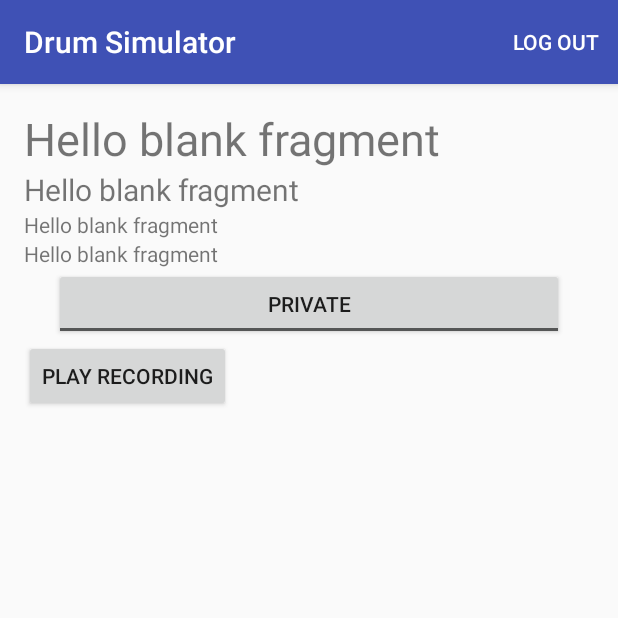
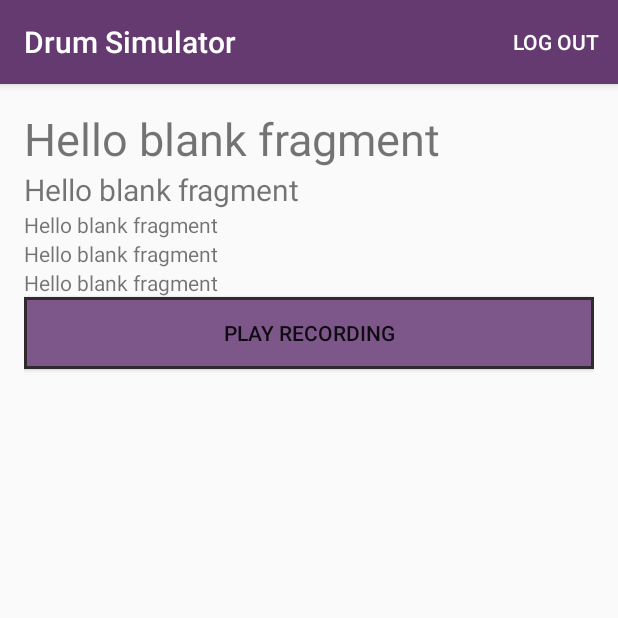
Before and after one commit to paulzander321/TCSS450DrumProject, an Android app: the fragment RecordingDetailFragment placed in its activity, on a phone screen of 412 x 824 dp, the top half of it. Run offline under Robolectric (Android 15) with nearby library versions, the phone set to English and light mode, and no system bars.

Commit message:
Added some styling to front page.

```diff
--- a/app/src/main/java/edu/uw/tacoma/zanderp/tcss450drumproject/view/RecordingDetailFragment.java
+++ b/app/src/main/java/edu/uw/tacoma/zanderp/tcss450drumproject/view/RecordingDetailFragment.java
@@ -28,7 +28,7 @@ public class RecordingDetailFragment extends Fragment {
     private TextView mRecordingNameTextView;
     private TextView mRecordingCreatorTextView;
     private TextView mRecordingTotalLengthTextView;
-    private ToggleButton mSharedStatusTextView;
+    private TextView mSharedStatusTextView;
     private TextView mTimeCreatedTextView;
     private Button mPlayButton;
 
@@ -57,7 +57,7 @@ public class RecordingDetailFragment extends Fragment {
         mRecordingNameTextView = (TextView) view.findViewById(R.id.recording_detail_name);
         mRecordingCreatorTextView = (TextView) view.findViewById(R.id.recording_detail_creator);
         mRecordingTotalLengthTextView = (TextView) view.findViewById(R.id.recording_detail_total_time);
-        mSharedStatusTextView = (ToggleButton) view.findViewById(R.id.recording_detail_shared);
+        mSharedStatusTextView = (TextView) view.findViewById(R.id.recording_detail_shared);
         mTimeCreatedTextView = (TextView) view.findViewById(R.id.recording_detail_time_created);
         mPlayButton = (Button) view.findViewById(R.id.play_recording);
         mPlayButton.setOnClickListener(new View.OnClickListener() {
@@ -88,7 +88,7 @@ public class RecordingDetailFragment extends Fragment {
         mRecordingNameTextView.setText(recording.getmName());
         mRecordingCreatorTextView.setText(recording.getmCreator());
         mRecordingTotalLengthTextView.setText(recording.getTotalTime().toString());
-        mSharedStatusTextView.setChecked(recording.ismIsShared());
+        mSharedStatusTextView.setText(recording.ismIsShared() ? "Sharing ON" : "Sharing OFF");
         mTimeCreatedTextView.setText(recording.getmCreationTime().toString());
     }
 
--- /dev/null
+++ b/app/src/main/res/drawable/button_pressed_shape.xml
@@ -0,0 +1,13 @@
+<?xml version="1.0" encoding="utf-8"?>
+<shape xmlns:android="http://schemas.android.com/apk/res/android"
+    android:shape="rectangle">
+    <solid android:color="@color/colorPrimaryGray" />
+    <stroke
+        android:width="2dp"
+        android:color="@color/colorPrimaryDark" />
+    <padding
+        android:bottom="0dp"
+        android:left="0dp"
+        android:right="0dp"
+        android:top="0dp" />
+</shape>
--- /dev/null
+++ b/app/src/main/res/drawable/button_shape.xml
@@ -0,0 +1,14 @@
+<?xml version="1.0" encoding="utf-8"?>
+<shape xmlns:android="http://schemas.android.com/apk/res/android"
+    android:shape="rectangle">
+    <solid android:color="@color/colorPrimaryLightPurple" />
+    <stroke
+        android:width="2dp"
+        android:color="@color/colorPrimaryDark" />
+    <padding
+        android:bottom="0dp"
+        android:left="0dp"
+        android:right="0dp"
+        android:top="0dp" />
+
+</shape>
--- /dev/null
+++ b/app/src/main/res/drawable/common_button.xml
@@ -0,0 +1,5 @@
+<?xml version="1.0" encoding="utf-8"?>
+<selector xmlns:android="http://schemas.android.com/apk/res/android">
+    <item android:drawable="@drawable/button_pressed_shape" android:state_pressed="true" />
+    <item android:drawable="@drawable/button_shape" />
+</selector>
--- a/app/src/main/res/layout/fragment_recording_detail.xml
+++ b/app/src/main/res/layout/fragment_recording_detail.xml
@@ -31,22 +31,17 @@
         android:layout_height="wrap_content"
         android:text="@string/hello_blank_fragment"/>
 
-    <ToggleButton
+    <TextView
         android:id="@+id/recording_detail_shared"
-        android:layout_gravity="center"
-        android:textOff="@string/recording_private"
-        android:textOn="@string/recording_shared"
-        android:layout_marginEnd="20dp"
-        android:layout_marginRight="20dp"
-        android:layout_marginLeft="20dp"
-        android:layout_marginStart="20dp"
         android:layout_width="match_parent"
-        android:layout_height="wrap_content" />
+        android:layout_height="wrap_content"
+        android:text="@string/hello_blank_fragment"/>
 
     <Button
         android:id="@+id/play_recording"
         android:text="@string/play_recording"
-        android:layout_width="wrap_content"
+        android:background="@drawable/common_button"
+        android:layout_width="match_parent"
         android:layout_height="wrap_content" />
 
 
--- a/app/src/main/res/values/colors.xml
+++ b/app/src/main/res/values/colors.xml
@@ -1,6 +1,15 @@
 <?xml version="1.0" encoding="utf-8"?>
 <resources>
-    <color name="colorPrimary">#3F51B5</color>
-    <color name="colorPrimaryDark">#303F9F</color>
-    <color name="colorAccent">#FF4081</color>
+    <!--<color name="colorPrimary">#3F51B5</color>-->
+    <!--<color name="colorPrimaryDark">#303F9F</color>-->
+    <!--<color name="colorAccent">#FF4081</color>-->
+
+    <color name="colorPrimaryDark">#30292f</color>
+    <color name="colorPrimaryGray">#565264</color>
+    <color name="colorPrimaryPurple">#643a71</color>
+    <color name="colorPrimaryLightPurple">#7d5789</color>
+    <color name="colorPrimaryBluish">#6DA34D</color>
+
+    <color name="colorWhite">#FFFFFF</color>
+    <color name="colorBlack">#BB000000</color>
 </resources>
--- a/app/src/main/res/values/styles.xml
+++ b/app/src/main/res/values/styles.xml
@@ -1,11 +1,12 @@
-<resources>
+<resources xmlns:android="http://schemas.android.com/apk/res/android">
 
     <!-- Base application theme. -->
     <style name="AppTheme" parent="Theme.AppCompat.Light.DarkActionBar">
         <!-- Customize your theme here. -->
-        <item name="colorPrimary">@color/colorPrimary</item>
+        <item name="colorPrimary">@color/colorPrimaryPurple</item>
         <item name="colorPrimaryDark">@color/colorPrimaryDark</item>
-        <item name="colorAccent">@color/colorAccent</item>
+        <item name="colorAccent">@color/colorPrimaryGray</item>
+        <!--<item name="android:background">@color/colorPrimaryLightPurple</item>-->
     </style>
 
     <style name="AppTheme.NoActionBar">
@@ -17,4 +18,12 @@
 
     <style name="AppTheme.PopupOverlay" parent="ThemeOverlay.AppCompat.Light" />
 
+    <style name="MainScreenButton">
+        <item name="android:textSize">30sp</item>
+        <item name="android:layout_width">match_parent</item>
+        <item name="android:layout_height">0dp</item>
+        <item name="android:layout_weight">1</item>
+        <item name="android:background">@drawable/common_button</item>
+    </style>
+
 </resources>
```
Also changed, not shown: app/src/main/java/edu/uw/tacoma/zanderp/tcss450drumproject/drums/Drums.java (+21 -0 lines), app/src/main/res/layout/content_main.xml (+9 -17 lines), app/src/main/res/layout/fragment_drum_set.xml (+11 -0 lines), app/src/main/res/values/strings.xml (+4 -3 lines).
